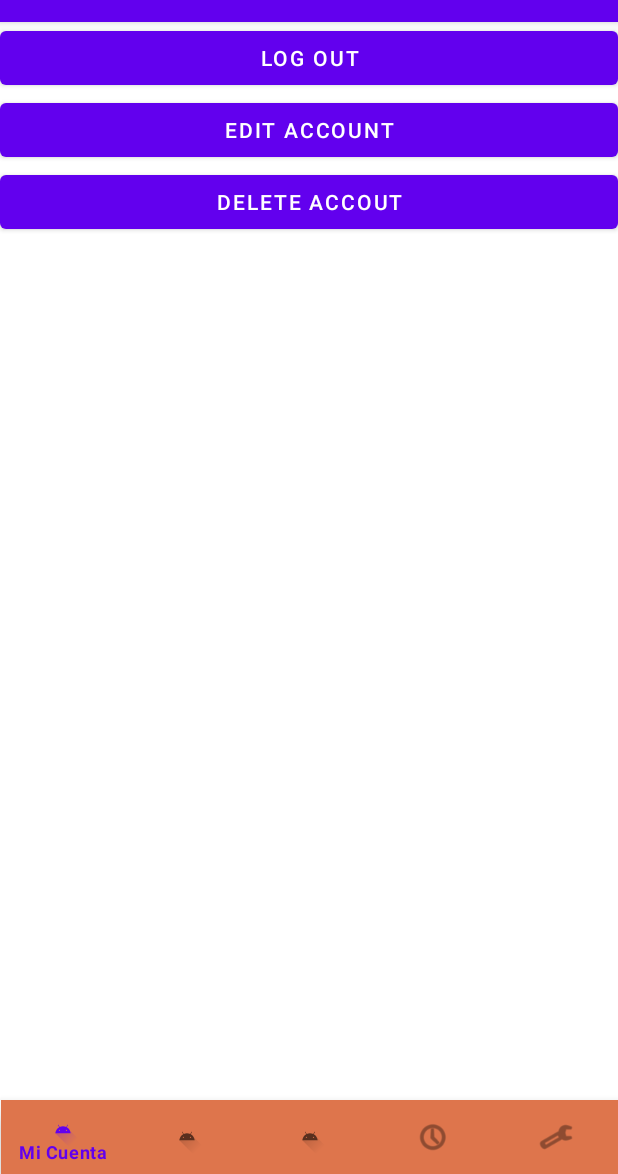
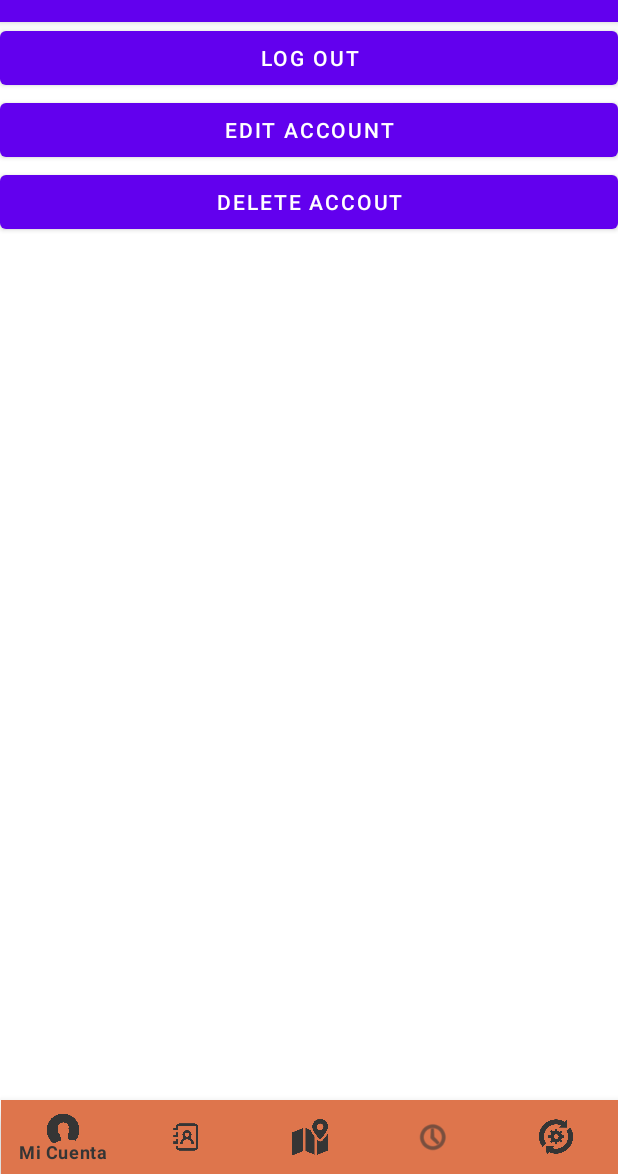
Before and after one commit to AndresReyesRangel/Ontas, an Android app: the fragment Opciones placed in its activity, on a phone screen of 412 x 824 dp, the part 62-1236 px from its top. Run offline under Robolectric (Android 15) with nearby library versions, the phone set to English and light mode, and no system bars.

Commit message:
Iconos cute en el menu Colores berenjena en la pantalla inicio de sesión atte:Ricardo

```diff
--- a/app/src/main/java/mx/itesm/imssc/ontas/Opciones.kt
+++ b/app/src/main/java/mx/itesm/imssc/ontas/Opciones.kt
@@ -20,4 +20,10 @@ class Opciones : Fragment() {
         return inflater.inflate(R.layout.fragment_opciones, container, false)
     }
 
+    //Falta conectar a firebase para que haga la jalación :)
+    /**fun hacerSignOut(v: View){
+        AuthUI.getInstance()
+                .signOut(this)
+    }*/
+
 }
--- a/app/src/main/res/layout/activity_menu_principal.xml
+++ b/app/src/main/res/layout/activity_menu_principal.xml
@@ -11,6 +11,8 @@
         android:layout_width="411dp"
         android:layout_height="49dp"
         android:background="#DE754C"
+        app:itemIconTint="#353535"
+        app:itemTextColor="#353535"
         app:layout_constraintBottom_toBottomOf="parent"
         app:layout_constraintEnd_toEndOf="parent"
         app:layout_constraintStart_toStartOf="parent"
--- a/app/src/main/res/menu/menu_inferior.xml
+++ b/app/src/main/res/menu/menu_inferior.xml
@@ -4,15 +4,15 @@
 
     <item
         android:id="@+id/navCuenta"
-        android:icon="@drawable/ic_launcher_foreground"
+        android:icon="@drawable/silueta_icon"
         android:title="Mi Cuenta" />
     <item
         android:id="@+id/navClientes"
-        android:icon="@drawable/ic_launcher_foreground"
+        android:icon="@drawable/contactos"
         android:title="Clientes" />
     <item
         android:id="@+id/navNuevo"
-        android:icon="@drawable/ic_launcher_foreground"
+        android:icon="@drawable/mapa"
         android:title="Nuevo" />
     <item
         android:id="@+id/navHistorial"
@@ -20,6 +20,6 @@
         android:title="Historial" />
     <item
         android:id="@+id/navOpciones"
-        android:icon="@android:drawable/ic_menu_preferences"
+        android:icon="@drawable/configuracion"
         android:title="Opciones" />
 </menu>
```
Also changed, not shown: app/src/main/res/layout/activity_main.xml (+6 -1 lines), app/src/main/res/drawable-v24/configuracion.png (added), app/src/main/res/drawable-v24/contactos.png (added), app/src/main/res/drawable-v24/mapa.png (added), app/src/main/res/drawable-v24/silueta_icon.png (added).
